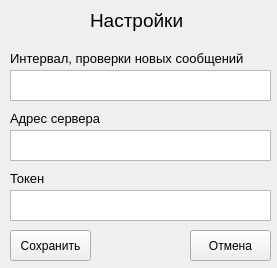
M2V0A02/gitart, file UI/setting.ui: the form before one commit.
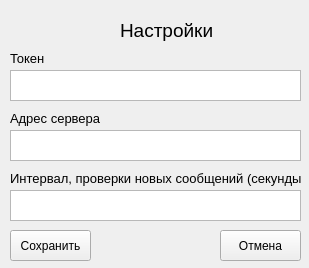
The form after the commit. Icons and pictures are not drawn.

Commit message: Обновил настройки

What changed in the file:
```diff
--- a/UI/setting.ui
+++ b/UI/setting.ui
@@ -9,7 +9,7 @@
    <rect>
     <x>0</x>
     <y>0</y>
-    <width>277</width>
+    <width>309</width>
     <height>268</height>
    </rect>
   </property>
@@ -64,7 +64,7 @@
     <property name="geometry">
      <rect>
       <x>10</x>
-      <y>170</y>
+      <y>50</y>
       <width>121</width>
       <height>16</height>
      </rect>
@@ -82,8 +82,8 @@
     <property name="geometry">
      <rect>
       <x>10</x>
-      <y>190</y>
-      <width>261</width>
+      <y>70</y>
+      <width>291</width>
       <height>31</height>
      </rect>
     </property>
@@ -93,7 +93,7 @@
      <rect>
       <x>10</x>
       <y>130</y>
-      <width>261</width>
+      <width>291</width>
       <height>31</height>
      </rect>
     </property>
@@ -120,8 +120,8 @@
     <property name="geometry">
      <rect>
       <x>10</x>
-      <y>70</y>
-      <width>261</width>
+      <y>190</y>
+      <width>291</width>
       <height>31</height>
      </rect>
     </property>
@@ -137,8 +137,8 @@
     <property name="geometry">
      <rect>
       <x>10</x>
-      <y>50</y>
-      <width>241</width>
+      <y>170</y>
+      <width>291</width>
       <height>16</height>
      </rect>
     </property>
@@ -148,13 +148,13 @@
      </font>
     </property>
     <property name="text">
-     <string>Интервал, проверки новых сообщений </string>
+     <string>Интервал, проверки новых сообщений (секунды)</string>
     </property>
    </widget>
    <widget class="QPushButton" name="pushButton_2">
     <property name="geometry">
      <rect>
-      <x>190</x>
+      <x>220</x>
       <y>230</y>
       <width>81</width>
       <height>31</height>
@@ -169,8 +169,8 @@
      <rect>
       <x>10</x>
       <y>0</y>
-      <width>51</width>
-      <height>41</height>
+      <width>61</width>
+      <height>51</height>
      </rect>
     </property>
     <property name="text">
@@ -186,9 +186,9 @@
    <widget class="QLabel" name="label_5">
     <property name="geometry">
      <rect>
-      <x>90</x>
-      <y>10</y>
-      <width>171</width>
+      <x>120</x>
+      <y>20</y>
+      <width>101</width>
       <height>21</height>
      </rect>
     </property>
```
The commit also changes 1 other file.
